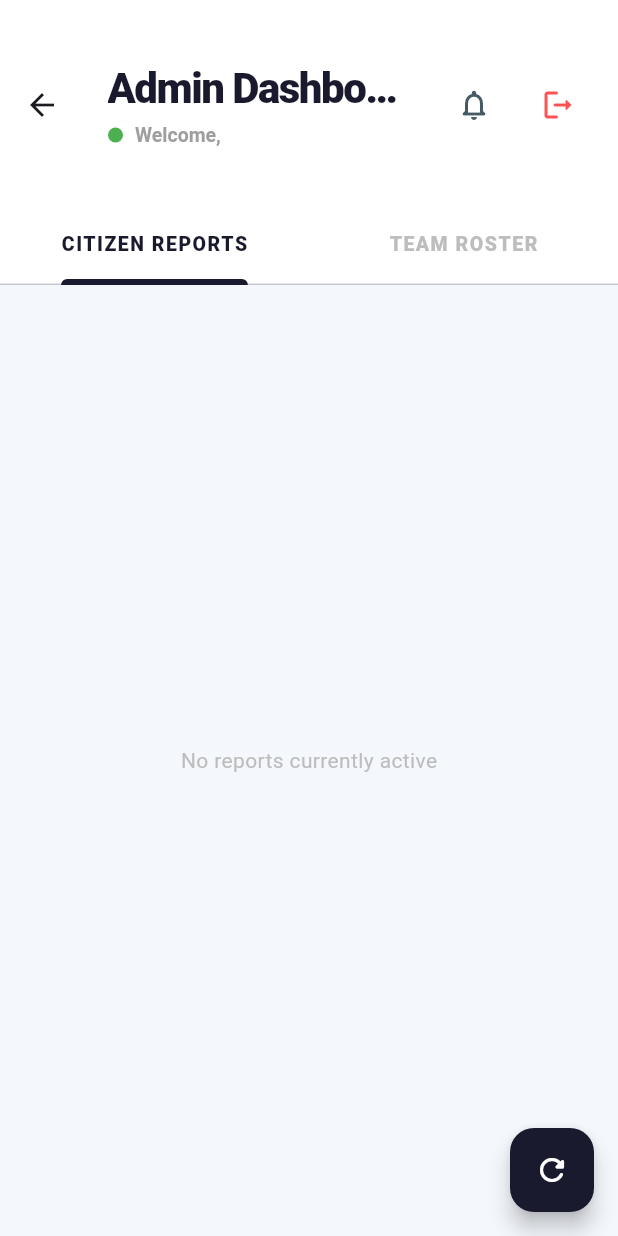
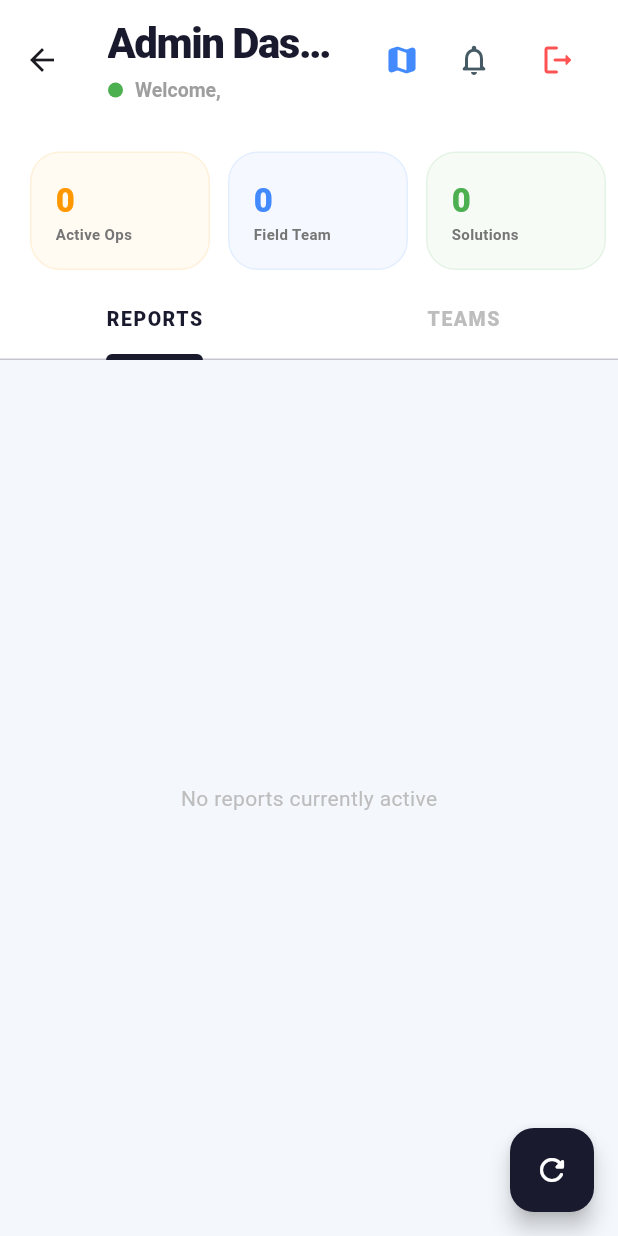
Before and after one commit to Temsegn/ISSOP-Platform, a Flutter app: the AdminHomeScreen screen opened directly, on a phone screen of 412 x 824 dp. Run offline on Flutter 3.47's test engine with Material 3 defaults, Android fonts, the phone set to English and light mode, and no system bars; our stand-ins replace dio, flutter_map, geocoding, geolocator, image_picker, latlong2 and 2 more; accounts and stored records are empty; network calls fail.

Commit message:
style(ui): polish screens, map integration, and mobile-first UX

```diff
--- a/Mobile/lib/modules/admin/admin_home_screen.dart
+++ b/Mobile/lib/modules/admin/admin_home_screen.dart
@@ -6,6 +6,7 @@ import 'package:issop_mobile/viewmodels/notification_viewmodel.dart';
 import 'package:issop_mobile/modules/admin/admin_request_detail_screen.dart';
 import 'package:issop_mobile/core/models/user_model.dart';
 import 'package:issop_mobile/core/models/request_model.dart';
+import 'package:issop_mobile/modules/admin/admin_ops_map_screen.dart';
 import 'package:intl/intl.dart';
 
 class AdminHomeScreen extends StatefulWidget {
@@ -87,7 +88,7 @@ class _AdminHomeScreenState extends State<AdminHomeScreen> with SingleTickerProv
     return Scaffold(
       backgroundColor: const Color(0xFFF4F7FC),
       appBar: AppBar(
-        toolbarHeight: 140,
+        toolbarHeight: 80,
         backgroundColor: Colors.white,
         elevation: 0,
         title: Column(
@@ -103,6 +104,10 @@ class _AdminHomeScreenState extends State<AdminHomeScreen> with SingleTickerProv
           ],
         ),
         actions: [
+          IconButton(
+            icon: const Icon(Icons.map_rounded, color: Colors.blueAccent),
+            onPressed: () => Navigator.push(context, MaterialPageRoute(builder: (_) => const AdminOpsMapScreen())),
+          ),
           Consumer<NotificationViewModel>(builder: (context, n, _) {
             return IconButton(
               icon: Icon(Icons.notifications_none_rounded, color: Colors.blueGrey.shade700),
@@ -116,7 +121,12 @@ class _AdminHomeScreenState extends State<AdminHomeScreen> with SingleTickerProv
           ),
           const SizedBox(width: 16),
         ],
-        bottom: TabBar(
+        bottom: PreferredSize(
+          preferredSize: const Size.fromHeight(160),
+          child: Column(
+            children: [
+              _buildTopStats(adminVm),
+              TabBar(
                 controller: _tabController,
                 labelColor: const Color(0xFF1A1A2E),
                 unselectedLabelColor: Colors.grey.shade400,
@@ -124,9 +134,12 @@ class _AdminHomeScreenState extends State<AdminHomeScreen> with SingleTickerProv
                 indicatorWeight: 4,
                 labelStyle: const TextStyle(fontWeight: FontWeight.w900, fontSize: 13, letterSpacing: 1),
                 tabs: const [
-            Tab(text: 'CITIZEN REPORTS'),
-            Tab(text: 'TEAM ROSTER'),
+                  Tab(text: 'REPORTS'),
+                  Tab(text: 'TEAMS'),
                 ],
+              ),
+            ],
+          ),
         ),
       ),
       body: TabBarView(
@@ -256,6 +269,45 @@ class _AdminHomeScreenState extends State<AdminHomeScreen> with SingleTickerProv
     ));
   }
 
+  Widget _buildTopStats(AdminViewModel vm) {
+    final active = vm.requests.where((r) => r.status != 'COMPLETED').length;
+    final agents = vm.agents.length;
+    final solved = vm.requests.where((r) => r.status == 'COMPLETED').length;
+
+    return SingleChildScrollView(
+      scrollDirection: Axis.horizontal,
+      padding: const EdgeInsets.symmetric(horizontal: 20, vertical: 10),
+      child: Row(
+        children: [
+          _buildMiniStat('Active Ops', active.toString(), Colors.orange),
+          const SizedBox(width: 12),
+          _buildMiniStat('Field Team', agents.toString(), Colors.blueAccent),
+          const SizedBox(width: 12),
+          _buildMiniStat('Solutions', solved.toString(), Colors.green),
+        ],
+      ),
+    );
+  }
+
+  Widget _buildMiniStat(String label, String value, Color color) {
+    return Container(
+      width: 120,
+      padding: const EdgeInsets.all(16),
+      decoration: BoxDecoration(
+        color: color.withOpacity(0.05),
+        borderRadius: BorderRadius.circular(20),
+        border: Border.all(color: color.withOpacity(0.1), width: 1),
+      ),
+      child: Column(
+        crossAxisAlignment: CrossAxisAlignment.start,
+        children: [
+          Text(value, style: TextStyle(fontSize: 22, fontWeight: FontWeight.w900, color: color)),
+          Text(label, style: TextStyle(fontSize: 10, fontWeight: FontWeight.bold, color: Colors.grey.shade600)),
+        ],
+      ),
+    );
+  }
+
   Color _getStatusColor(String status) {
     if (status == 'PENDING') return Colors.orange;
     if (status == 'ASSIGNED') return Colors.blue;
```
Also changed, not shown: Mobile/lib/modules/admin/admin_ops_map_screen.dart (added, +161 -0 lines), Mobile/lib/modules/agent/agent_home_screen.dart (+9 -0 lines), Mobile/lib/modules/agent/agent_map_screen.dart (added, +93 -0 lines), Mobile/lib/modules/user/user_home_screen.dart (+10 -6 lines), Mobile/lib/modules/user/user_map_screen.dart (added, +85 -0 lines). Lines whose indentation alone changed are shown as unchanged.
